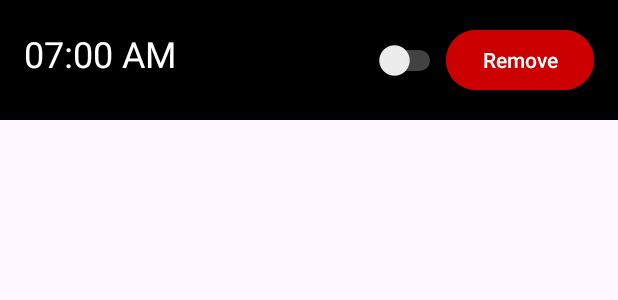
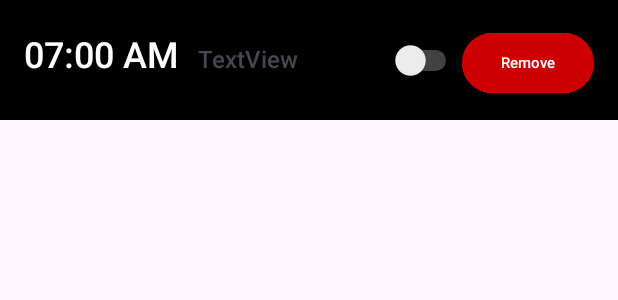
Before and after one commit to miyakibanas/Strive, an Android app: the layout item_alarm.xml on its own in the app's theme, with its tools: preview values and no code run, on a phone screen of 412 x 824 dp. Shown: the top 300 px of the screen. Run offline under Robolectric (Android 15) with nearby library versions, the phone set to English and light mode, and no system bars; Roboto replaces fonts that are not available here.

Commit message:
Fixed the alarm label
Alarm label wasn't showing in the main screen of the alarm app, had to fixed it.

```diff
--- a/app/src/main/java/edu/utsa/cs3443/strive/AlarmSetupActivity.java
+++ b/app/src/main/java/edu/utsa/cs3443/strive/AlarmSetupActivity.java
@@ -123,7 +123,7 @@ public class AlarmSetupActivity extends AppCompatActivity implements View.OnClic
         alarm.setAlarmTime(alarmTime);
 
         String label = editTextAlarmLabel.getText().toString();
-        alarm.setLabel(label != null ? label : "");
+        alarm.setLabel(label);
 
         Map<String, Boolean> repeatDays = new HashMap<>();
         repeatDays.put("Monday", checkBoxMonday.isChecked());
@@ -190,7 +190,7 @@ public class AlarmSetupActivity extends AppCompatActivity implements View.OnClic
     }
 
     /**
-     * Checks if the app has permission to schedule exact alarms (required in Android S and above).
+     * Checks if the app has permission to schedule exact alarms.
      * If permission is not granted, it prompts the user to grant it.
      *
      * @return True if the permission is granted, false otherwise.
--- a/app/src/main/java/edu/utsa/cs3443/strive/model/AlarmAdapter.java
+++ b/app/src/main/java/edu/utsa/cs3443/strive/model/AlarmAdapter.java
@@ -59,6 +59,7 @@ public class AlarmAdapter extends RecyclerView.Adapter<AlarmAdapter.ViewHolder>
         Alarm alarm = alarmList.get(position);
         holder.alarmTime.setText(alarm.getAlarmTime());
         holder.alarmEnabled.setChecked(alarm.isEnabled());
+        holder.alarmLabelTextView.setText(alarm.getLabel());
 
         holder.alarmEnabled.setOnCheckedChangeListener((buttonView, isChecked) -> {
             alarm.setEnabled(isChecked);
@@ -89,6 +90,7 @@ public class AlarmAdapter extends RecyclerView.Adapter<AlarmAdapter.ViewHolder>
      */
     public static class ViewHolder extends RecyclerView.ViewHolder {
         TextView alarmTime;
+        TextView alarmLabelTextView;
         Switch alarmEnabled;
         View removeButton;
         public ViewHolder(View itemView) {
@@ -96,6 +98,7 @@ public class AlarmAdapter extends RecyclerView.Adapter<AlarmAdapter.ViewHolder>
             alarmTime = itemView.findViewById(R.id.alarm_time);
             alarmEnabled = itemView.findViewById(R.id.alarm_enabled);
             removeButton = itemView.findViewById(R.id.remove_alarm);
+            alarmLabelTextView = itemView.findViewById(R.id.alarm_label);
         }
     }
 
--- a/app/src/main/res/layout/item_alarm.xml
+++ b/app/src/main/res/layout/item_alarm.xml
@@ -8,13 +8,23 @@
 
     <TextView
         android:id="@+id/alarm_time"
-        android:layout_width="0dp"
+        android:layout_width="55dp"
         android:layout_height="wrap_content"
         android:layout_weight="1"
+        android:fontFamily="sans-serif-medium"
         android:text="07:00 AM"
         android:textAlignment="viewStart"
         android:textColor="@color/white"
         android:textSize="24sp" />
+
+    <TextView
+        android:id="@+id/alarm_label"
+        android:layout_width="wrap_content"
+        android:layout_height="wrap_content"
+        android:layout_weight="1"
+        android:fontFamily="sans-serif-medium"
+        android:text="TextView"
+        android:textSize="16sp" />
 
     <Switch
         android:id="@+id/alarm_enabled"
@@ -27,7 +37,9 @@
         android:layout_width="wrap_content"
         android:layout_height="wrap_content"
         android:backgroundTint="@android:color/holo_red_dark"
+        android:fontFamily="sans-serif-medium"
         android:text="Remove"
-        android:textColor="@color/white" />
+        android:textColor="@color/white"
+        android:textSize="10sp" />
 
 </LinearLayout>
```
Also changed, not shown: 1 other file.
